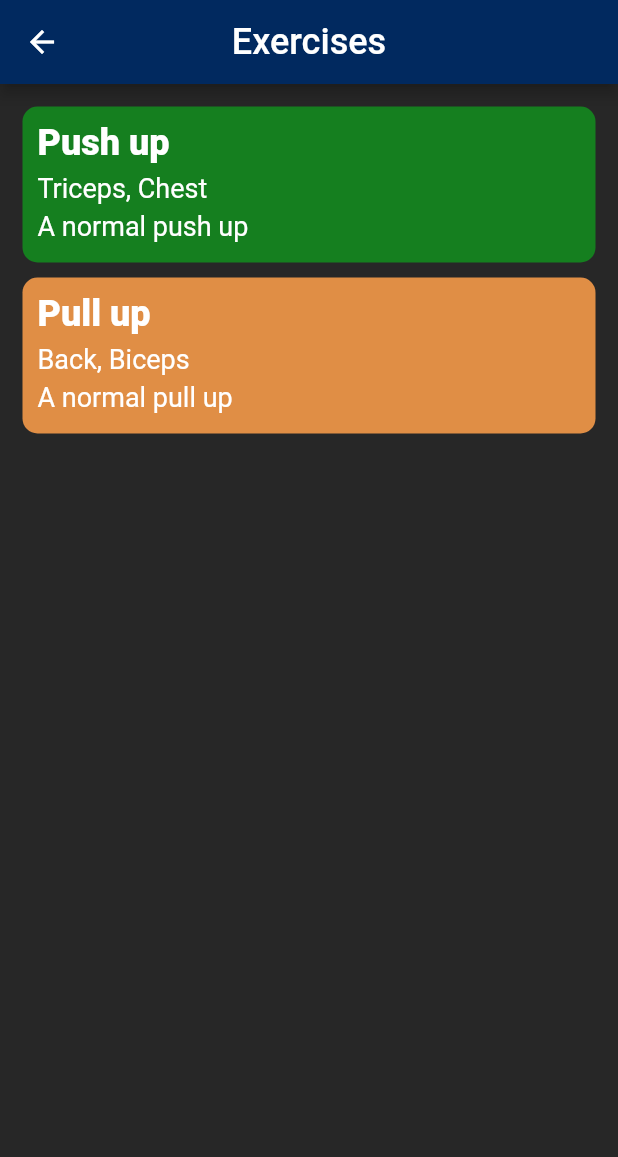
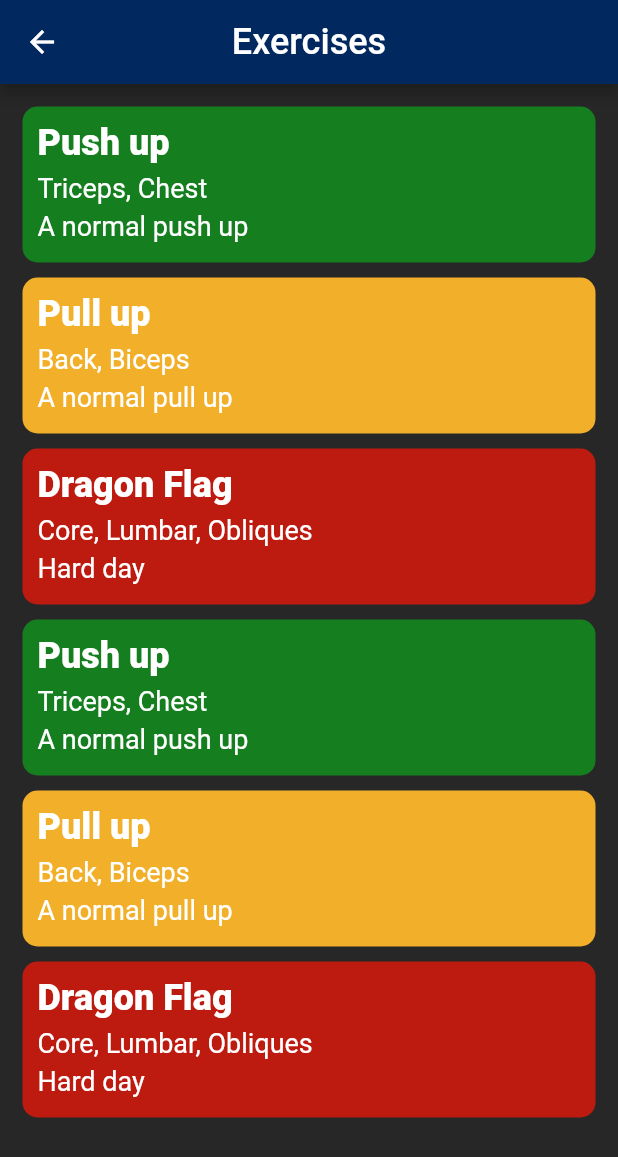
Before and after one commit to marc-doblefilo/feeltheburn-frontend, a Flutter app: the ListExercisesScreen screen opened directly, on a phone screen of 412 x 824 dp. Shown: the top 1157 px of the screen. Run offline on Flutter 3.47's test engine with Material 2 defaults, Android fonts, the phone set to English and light mode, and no system bars; Roboto replaces fonts that are missing (Cairo).

Commit message:
Small changes

```diff
--- a/assets/database.json
+++ b/assets/database.json
@@ -1,7 +1,6 @@
 {
   "exercises": [
     {
-      "index": 0,
       "name": "Push up",
       "muscularGroup": [
         "Triceps",
@@ -11,7 +10,6 @@
       "description": "A normal push up"
     },
     {
-      "index": 1,
       "name": "Pull up",
       "muscularGroup": [
         "Back",
@@ -19,6 +17,44 @@
       ],
       "difficulty": "Medium",
       "description": "A normal pull up"
+    },
+    {
+      "name": "Dragon Flag",
+      "muscularGroup": [
+        "Core",
+        "Lumbar",
+        "Obliques"
+      ],
+      "difficulty": "Hard",
+      "description": "Hard day"
+    },
+    {
+      "name": "Push up",
+      "muscularGroup": [
+        "Triceps",
+        "Chest"
+      ],
+      "difficulty": "Easy",
+      "description": "A normal push up"
+    },
+    {
+      "name": "Pull up",
+      "muscularGroup": [
+        "Back",
+        "Biceps"
+      ],
+      "difficulty": "Medium",
+      "description": "A normal pull up"
+    },
+    {
+      "name": "Dragon Flag",
+      "muscularGroup": [
+        "Core",
+        "Lumbar",
+        "Obliques"
+      ],
+      "difficulty": "Hard",
+      "description": "Hard day"
     }
   ]
 }
--- a/lib/models/exercise.dart
+++ b/lib/models/exercise.dart
@@ -1,16 +1,14 @@
 class Exercise {
-  int index;
   String name;
   List<dynamic> muscularGroup;
   String difficulty;
   String description;
 
-  Exercise(this.index, this.name, this.muscularGroup, this.difficulty,
+  Exercise(this.name, this.muscularGroup, this.difficulty,
       this.description);
 
   factory Exercise.fromJson(dynamic json) {
     return Exercise(
-      json['index'] as int,
       json['name'] as String,
       json['muscularGroup'] as List<dynamic>,
       json['difficulty'] as String,
@@ -20,6 +18,6 @@ class Exercise {
 
   factory Exercise.setExercise(int newIndex, String newName, List<dynamic> newMuscularGroup,
       String newDifficulty, String newDescription) {
-    return Exercise(newIndex, newName, newMuscularGroup, newDifficulty, newDescription);
+    return Exercise(newName, newMuscularGroup, newDifficulty, newDescription);
   }
 }
--- a/lib/services/exercise.services.dart
+++ b/lib/services/exercise.services.dart
@@ -2,6 +2,8 @@ import 'dart:async' show Future;
 import 'package:flutter/services.dart' show rootBundle;
 import 'dart:convert';
 import 'package:feeltheburn/models/exercise.dart';
+import 'package:path_provider/path_provider.dart';
+import 'dart:io';
 
 Future<String> _loadExerciseDatabase() async {
   return await rootBundle.loadString('assets/database.json');
--- a/lib/ui/widget/exercise-box.widget.dart
+++ b/lib/ui/widget/exercise-box.widget.dart
@@ -7,7 +7,7 @@ Widget exerciseContainer(Exercise exercise){
     width: double.infinity,
     margin: EdgeInsets.only(bottom: 10.0),
     decoration: BoxDecoration(
-      color: (exercise.difficulty == "Easy") ? EasyBoxColor : (exercise.difficulty == "Medium") ? MediumBoxColor : Colors.black,
+      color: (exercise.difficulty == "Easy") ? EasyBoxColor : (exercise.difficulty == "Medium") ? MediumBoxColor : HardBoxColor,
       borderRadius: BorderRadius.circular(10.0),
     ),
     child:Padding(
--- a/lib/util/colors.dart
+++ b/lib/util/colors.dart
@@ -18,4 +18,5 @@ const white = Colors.white;
 // DIFFICULTIES
 
 const EasyBoxColor = Color.fromRGBO(21, 127, 31, 1);
-const MediumBoxColor = Color.fromRGBO(224, 142, 69, 1);
+const MediumBoxColor = Color.fromRGBO(242, 175, 41, 1);
+const HardBoxColor = Color.fromRGBO(227, 23, 10, 0.8);
```
Also changed, not shown: lib/ui/pages/create-exercise.page.dart (+6 -5 lines), lib/ui/widget/multi-select-chip.widget.dart (+9 -1 lines).
